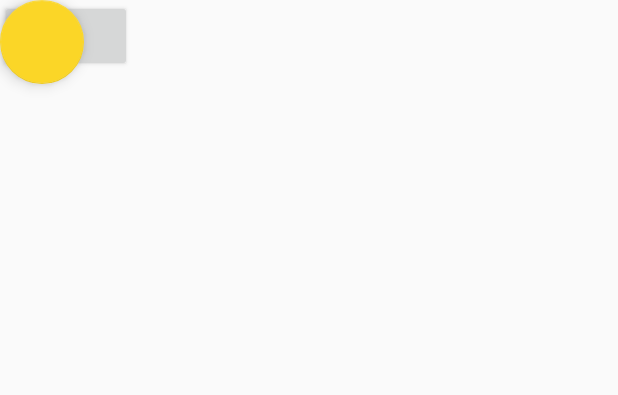
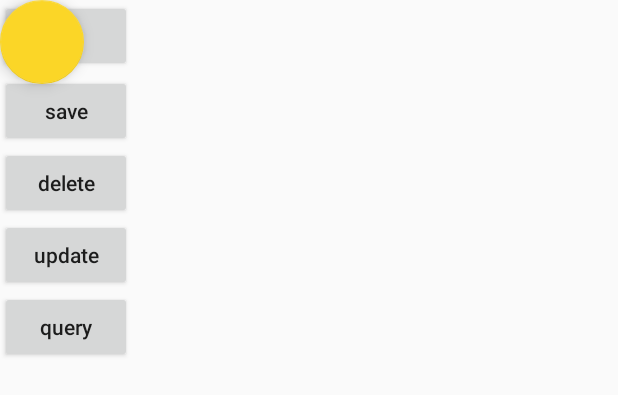
Before and after one commit to GDDG08/BlunoCoinPicker, an Android app: the layout item_vp_list.xml on its own in the app's theme, with its tools: preview values and no code run, on a phone screen of 412 x 824 dp. Shown: the top 395 px of the screen. Run offline under Robolectric (Android 15) with nearby library versions, the phone set to English and light mode, and no system bars.

Commit message:
数据库

```diff
--- a/app/src/main/res/layout/item_vp_list.xml
+++ b/app/src/main/res/layout/item_vp_list.xml
@@ -1,29 +1,66 @@
 <?xml version="1.0" encoding="utf-8"?>
 <FrameLayout xmlns:android="http://schemas.android.com/apk/res/android"
-             xmlns:app="http://schemas.android.com/apk/res-auto"
-             xmlns:tools="http://schemas.android.com/tools"
-             android:layout_width="match_parent"
-             android:layout_height="match_parent"
-             app:layout_behavior="@string/appbar_scrolling_view_behavior">
+    xmlns:app="http://schemas.android.com/apk/res-auto"
+    xmlns:tools="http://schemas.android.com/tools"
+    android:layout_width="match_parent"
+    android:layout_height="match_parent"
+    app:layout_behavior="@string/appbar_scrolling_view_behavior">
 
     <android.support.v7.widget.RecyclerView
         android:id="@+id/rv"
         android:layout_width="match_parent"
         android:layout_height="match_parent"
+        android:clipChildren="false"
+        android:clipToPadding="false"
+        android:paddingBottom="5dp"
         android:paddingTop="5dp"
-        android:paddingBottom="5dp"
-        android:clipToPadding="false"
-        android:clipChildren="false"
-        tools:listitem="@layout/item_list"
-        android:visibility="gone"/>
+        android:visibility="gone"
+        tools:listitem="@layout/item_list" />
+
     <android.support.design.widget.FloatingActionButton
+        android:id="@+id/editTexttestfab"
         android:layout_width="wrap_content"
-        android:layout_height="wrap_content"
-        android:id="@+id/editTexttestfab"/>
+        android:layout_height="wrap_content" />
 
     <android.support.v7.widget.AppCompatButton
         android:layout_width="wrap_content"
         android:layout_height="wrap_content"
-        android:onClick="ontestbuttonclick"/>
+        android:onClick="ontestbuttonclick" />
+
+    <LinearLayout xmlns:android="http://schemas.android.com/apk/res/android"
+        android:id="@+id/activity_main"
+        android:layout_width="wrap_content"
+        android:layout_height="wrap_content"
+        android:layout_marginTop="50dp"
+        android:orientation="vertical">
+
+        <Button
+            android:layout_width="wrap_content"
+            android:layout_height="wrap_content"
+            android:onClick="save"
+            android:text="save"
+            android:textAllCaps="false" />
+
+        <Button
+            android:layout_width="wrap_content"
+            android:layout_height="wrap_content"
+            android:onClick="delete"
+            android:text="delete"
+            android:textAllCaps="false" />
+
+        <Button
+            android:layout_width="wrap_content"
+            android:layout_height="wrap_content"
+            android:onClick="update"
+            android:text="update"
+            android:textAllCaps="false" />
+
+        <Button
+            android:layout_width="wrap_content"
+            android:layout_height="wrap_content"
+            android:onClick="query"
+            android:text="query"
+            android:textAllCaps="false" />
+    </LinearLayout>
 
 </FrameLayout>
```
Also changed, not shown: app/src/main/java/com/zzh/bamboobook/activity/EditActivity.java (+95 -1 lines), app/src/main/java/com/zzh/bamboobook/data/db/User.java (added, +87 -0 lines).
